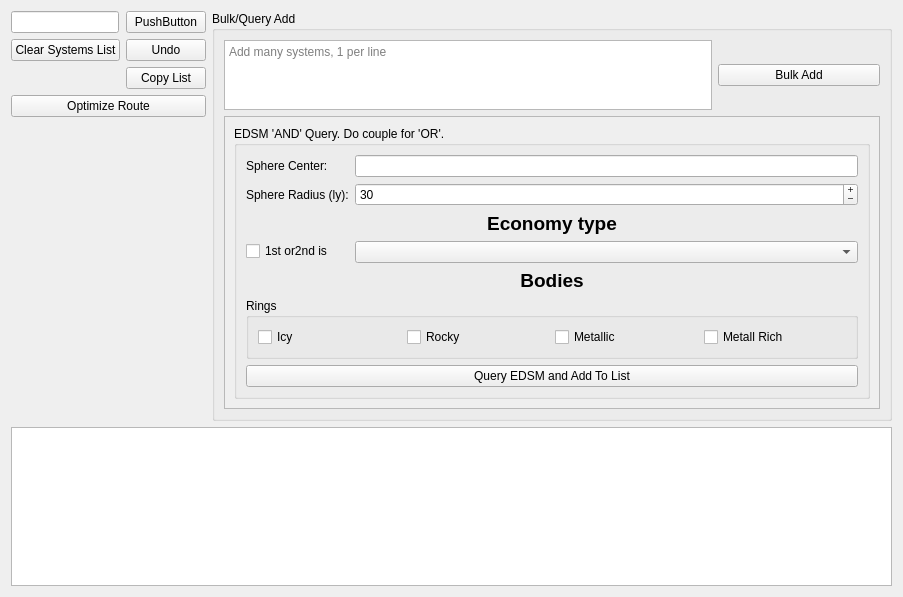
The window that widgets/roundtripwidget.ui (alexzk1/ed_highway) describes before a commit, drawn with Qt 5.
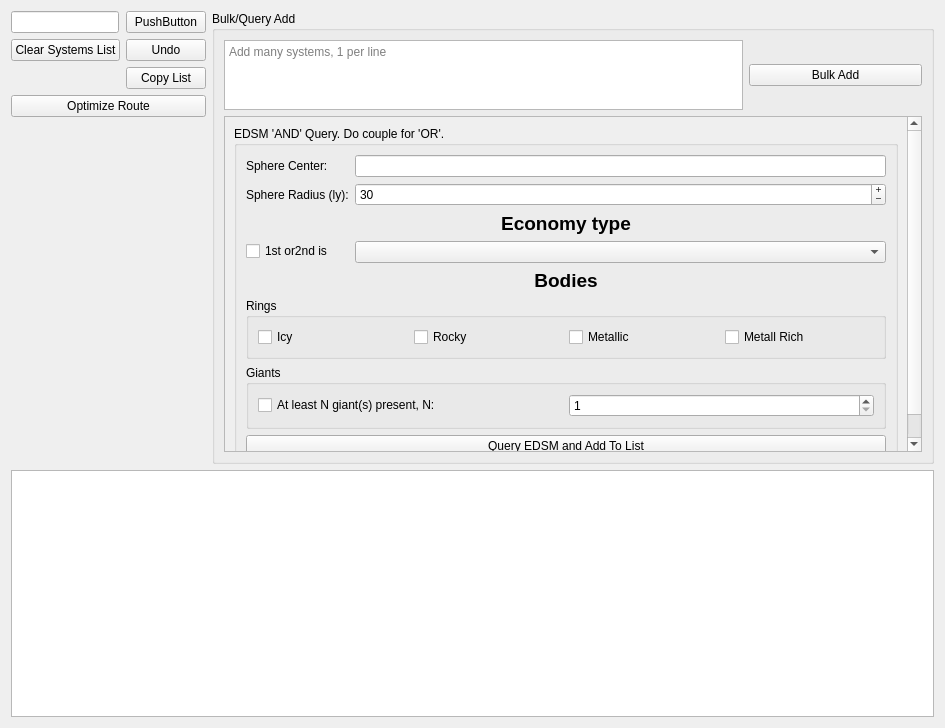
The same window after the commit. Icons and pictures are not drawn. Custom widgets are drawn as their Qt base class.

Commit message: added filtering by amount of gas giants

Patch:
```diff
--- a/widgets/roundtripwidget.ui
+++ b/widgets/roundtripwidget.ui
@@ -6,8 +6,8 @@
    <rect>
     <x>0</x>
     <y>0</y>
-    <width>903</width>
-    <height>597</height>
+    <width>945</width>
+    <height>728</height>
    </rect>
   </property>
   <property name="windowTitle">
@@ -168,7 +168,7 @@
           <property name="sizePolicy">
            <sizepolicy hsizetype="Expanding" vsizetype="Expanding">
             <horstretch>0</horstretch>
-            <verstretch>1</verstretch>
+            <verstretch>0</verstretch>
            </sizepolicy>
           </property>
           <property name="widgetResizable">
@@ -178,9 +178,9 @@
            <property name="geometry">
             <rect>
              <x>0</x>
-             <y>0</y>
-             <width>606</width>
-             <height>329</height>
+             <y>-3</y>
+             <width>627</width>
+             <height>407</height>
             </rect>
            </property>
            <layout class="QVBoxLayout" name="verticalLayout_3">
@@ -209,7 +209,7 @@
                <item row="0" column="1">
                 <widget class="QLineEdit" name="edCenter"/>
                </item>
-               <item row="7" column="0" colspan="2">
+               <item row="8" column="0" colspan="2">
                 <widget class="QPushButton" name="btnBulkQuery">
                  <property name="text">
                   <string>Query EDSM and Add To List</string>
@@ -329,6 +329,38 @@
                  </layout>
                 </widget>
                </item>
+               <item row="7" column="0" colspan="2">
+                <widget class="QGroupBox" name="groupBox_4">
+                 <property name="title">
+                  <string>Giants</string>
+                 </property>
+                 <layout class="QHBoxLayout" name="horizontalLayout_4">
+                  <item>
+                   <widget class="QCheckBox" name="cbgN">
+                    <property name="text">
+                     <string>At least N giant(s) present, N:</string>
+                    </property>
+                   </widget>
+                  </item>
+                  <item>
+                   <widget class="QSpinBox" name="giantsSpin">
+                    <property name="suffix">
+                     <string/>
+                    </property>
+                    <property name="minimum">
+                     <number>1</number>
+                    </property>
+                    <property name="maximum">
+                     <number>30</number>
+                    </property>
+                    <property name="value">
+                     <number>1</number>
+                    </property>
+                   </widget>
+                  </item>
+                 </layout>
+                </widget>
+               </item>
               </layout>
              </widget>
             </item>
@@ -346,7 +378,7 @@
      <property name="sizePolicy">
       <sizepolicy hsizetype="Expanding" vsizetype="Expanding">
        <horstretch>0</horstretch>
-       <verstretch>2</verstretch>
+       <verstretch>5</verstretch>
       </sizepolicy>
      </property>
      <property name="editTriggers">
```
The commit also changes 1 other file.
